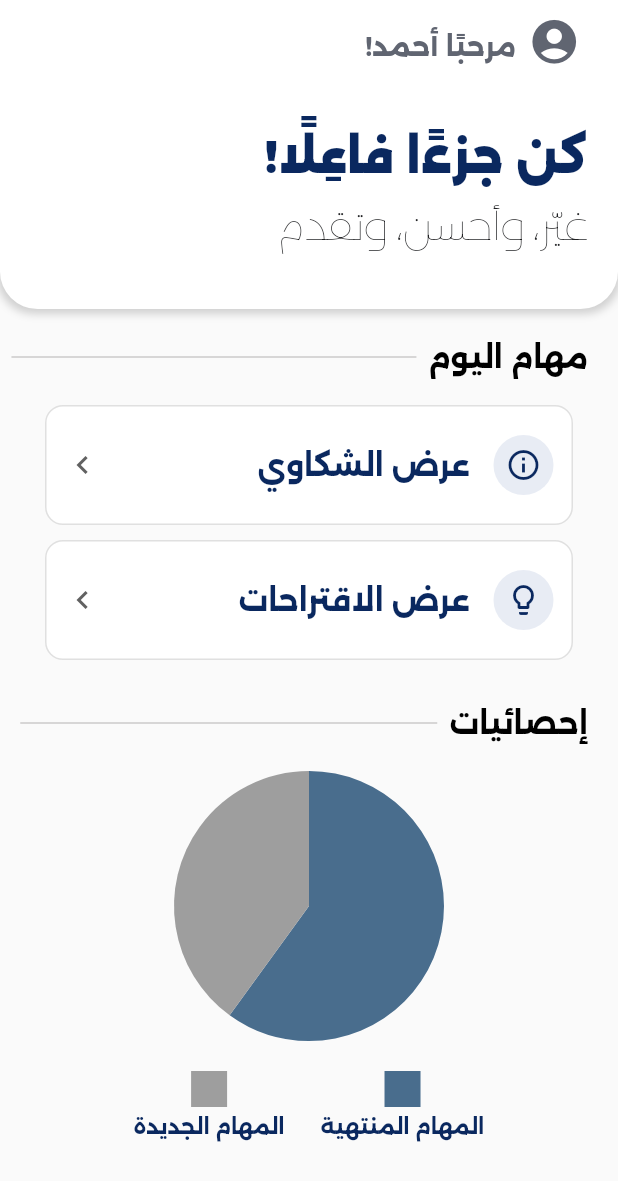
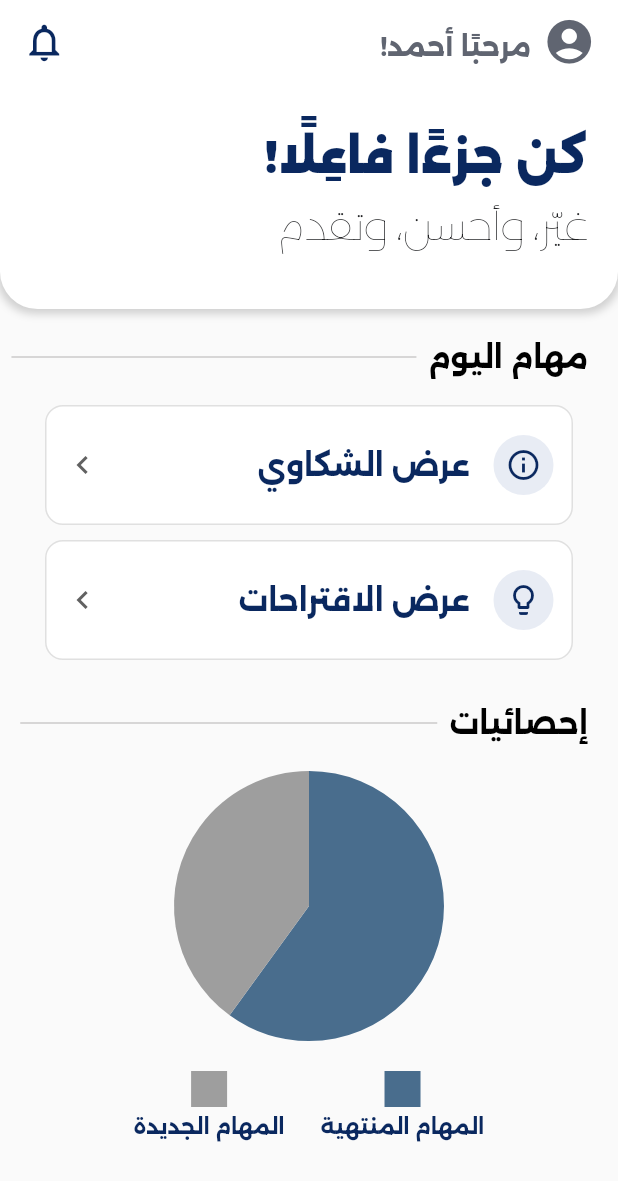
Before and after one commit to DareenAbuhamra1/sawweb, a Flutter app: the HomeEmp screen opened by its route, on a phone screen of 412 x 824 dp. Shown: the top 1181 px of the screen. Run offline on Flutter 3.47's test engine with Material 3 defaults, Android fonts, the phone set to English and light mode, and no system bars; our stand-ins replace cloud_firestore, file_picker, firebase_auth, firebase_core, font_awesome_flutter, geocoding and 4 more; missing offline and left inert: dart:ffi, standard_searchbar; accounts and stored records are empty.

Commit message:
I added notifications bell foe employee

```diff
--- a/lib/Employee_UI/homee.dart
+++ b/lib/Employee_UI/homee.dart
@@ -51,19 +51,27 @@ class HomeEmp extends StatelessWidget {
         elevation: 0,
         actions: [
           Padding(
-            padding: const EdgeInsets.only(top: 20.0),
+            padding: const EdgeInsets.only(right: 200.0),
+            child: IconButton(
+              icon: Icon(Icons.notifications_none, color: Color.fromARGB(255, 10, 40, 95), size: 30),
+              onPressed: () {
+                // handle notification tap if needed
+              },
+            ),
+          ),
+          Padding(
+            padding: const EdgeInsets.only( top: 20.0),
             child: Text(
               "!مرحبًا أحمد",
               style: TextStyle(
                 color: Color.fromRGBO(96, 101, 113, 1),
                 fontSize: 18,
-
                 fontWeight: FontWeight.bold,
               ),
             ),
           ),
           Padding(
-            padding: const EdgeInsets.only(right: 20.0),
+            padding: const EdgeInsets.only(right: 10),
             child: IconButton(
               onPressed: () {
                Navigator.pushNamed(context, 'profile_emp');
@@ -75,6 +83,7 @@ class HomeEmp extends StatelessWidget {
               ),
             ),
           ),
+
         ],
       ),
       body: Column(
```
